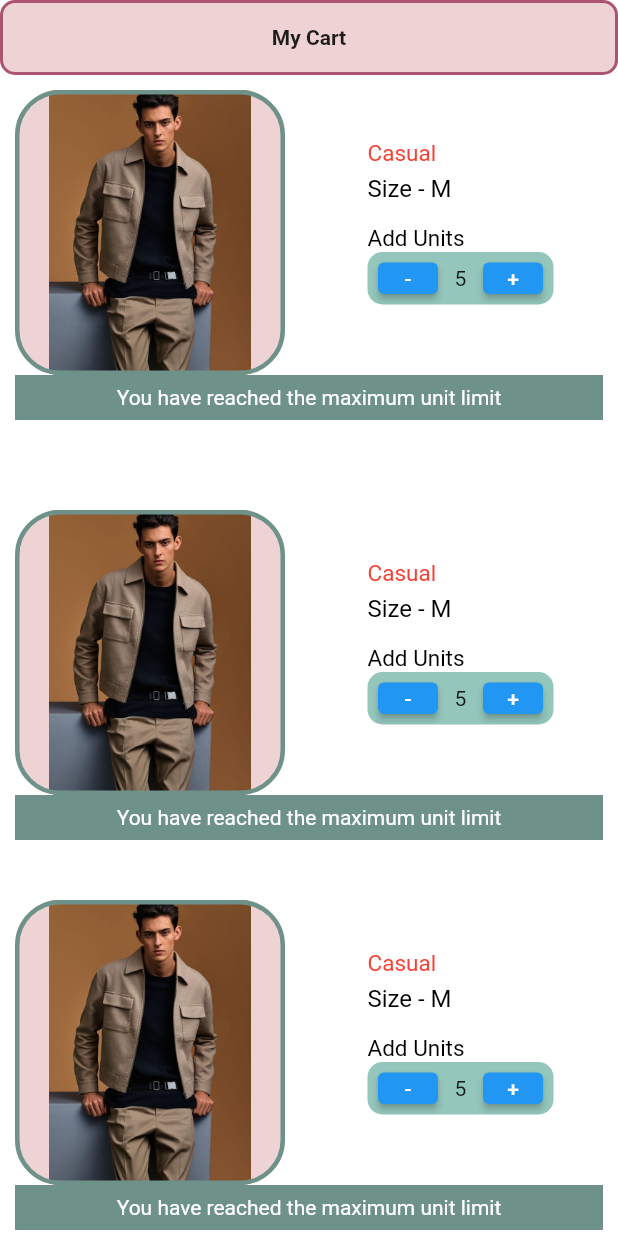
After one commit to PrathamChikara/Ecommerce_App, a Flutter app: the MyHome_Screen screen opened directly, in the side drawer, after a tap on "My Cart", on a phone screen of 412 x 824 dp. The commit adds this screen. Run offline on Flutter 3.47's test engine with Material 2 defaults, Android fonts, the phone set to English and light mode, and no system bars.

Commit message:
My cart feature

```diff
--- a/lib/Checkout_screen.dart
+++ b/lib/Checkout_screen.dart
@@ -11,7 +11,8 @@ class MyCounterStatefulWidget extends StatefulWidget {
 }
 
 class MyCounterWidgetState extends State<MyCounterStatefulWidget> {
-  int myNumber = 10;
+  int myNumber = 0;
+  String mysize = "M" ;
 
   @override
   void initState() {
@@ -27,7 +28,9 @@ class MyCounterWidgetState extends State<MyCounterStatefulWidget> {
 
   @override
   Widget build(BuildContext context) {
-    return Container(
+    return Scaffold(
+       body: Container(
+
         color: Colors.white,
         height: 250,
         width: double.infinity,
@@ -43,41 +46,18 @@ class MyCounterWidgetState extends State<MyCounterStatefulWidget> {
                     crossAxisAlignment: CrossAxisAlignment.start,
                     children: [
                       Container(
-                        width: 50,
-                        child: Text(
-                          "Sarita Blood Bank",
-                          style: TextStyle(fontSize: 15, color: Colors.white),
-                        )),
-                    Container(
-                      height: 32,
-                      width: 32,
-                      decoration: BoxDecoration(
-                          color: Color.fromARGB(237, 255, 255, 255),
-                          borderRadius: BorderRadius.circular(5)),
-                      child: Column(
-                        mainAxisAlignment: MainAxisAlignment.center,
-                        children: [
-                          Container(
-                            height: 15,
-                            width: 15,
-                            margin: EdgeInsets.all(5),
-                            decoration: BoxDecoration(
-                              //border: Border.all(color:Colors.green,width: 4),
-                              borderRadius: BorderRadius.circular(7.5),
-                              color: Colors.green,
+
                           ),
-                          ),
-                        ],
-                      ),
-                    )
+
                     ],
                   ),
                   height: 190,
                   width: 180,
                   padding: EdgeInsets.all(40),
                   decoration: BoxDecoration(
-                  color: Colors.grey,
-                  border: Border.all(color: Colors.grey, width: 3),
+                    color: Color(0xFFedd3d3),
+                     image: DecorationImage(image: AssetImage("Asset/jacket-1.jpg"),),
+                    border: Border.all(color: Color(0xFF6e918a), width: 3),
                     borderRadius: BorderRadius.circular(30),
                   ),
                 ),
@@ -96,15 +76,21 @@ class MyCounterWidgetState extends State<MyCounterStatefulWidget> {
                         Container(
                             width: 100,
                             child: Text(
-                            "Blood Group",
+                              "Casual",
                               style: TextStyle(fontSize: 15, color: Colors.red),
                             )),
+                        Row(
+                          children: [
                             Container(
                                 padding: EdgeInsets.only(top: 5),
                                 child: Text(
-                            "B +ve",
-                            style: TextStyle(fontSize: 18, color: Colors.black),
-                          )),
+                                  "Size - " + mysize,
+                                  style: TextStyle(fontSize: 16, color: Colors.black),
+                                )
+                                ),
+
+                          ],
+                        ),
                         SizedBox(
                           height: 15,
                         ),
@@ -117,8 +103,8 @@ class MyCounterWidgetState extends State<MyCounterStatefulWidget> {
                         Container(
                             height: 35,
                             decoration: BoxDecoration(
-                            color: Colors.grey,
-                            border: Border.all(color: Colors.grey, width: 7),
+                              color: Color.fromARGB(255, 148, 198, 188),
+                              border: Border.all(color: Color.fromARGB(255, 148, 198, 188), width: 7),
                               borderRadius: BorderRadius.circular(10),
                             ),
                             child: Row(
@@ -128,6 +114,7 @@ class MyCounterWidgetState extends State<MyCounterStatefulWidget> {
                                   Container(
                                     width: 40,
                                     child: ElevatedButton(
+
                                         onPressed: onPressedMinus,
                                         child: Text("-")),
                                   ),
@@ -148,11 +135,11 @@ class MyCounterWidgetState extends State<MyCounterStatefulWidget> {
                     )),
               ],
             ),
-          if (myNumber == 10)
+            if (myNumber == 5)
               Container(
                 alignment: Alignment.bottomRight,
                 height: 30,
-              color: Colors.red,
+                color: Color(0xFF6e918a),
                 child: Center(
                     child: Text(
                   "You have reached the maximum unit limit",
@@ -162,6 +149,7 @@ class MyCounterWidgetState extends State<MyCounterStatefulWidget> {
                 )),
               ),
           ],
+        ),
       ),
     );
   }
--- a/lib/Home_screen.dart
+++ b/lib/Home_screen.dart
@@ -1,4 +1,5 @@
 import 'package:ecommerce_app/Checkout_screen.dart';
+import 'package:ecommerce_app/order_window.dart';
 import 'package:flutter/material.dart';
 class MyHome_Screen extends StatelessWidget {
   const MyHome_Screen({super.key});
@@ -30,14 +31,14 @@ class MyHome_Screen extends StatelessWidget {
                     ),
                     child: Center(
                         child: Text(
-                      "Checkout",
+                      "My Cart",
                       style: TextStyle(fontSize: 20),
                     )),
                   ),
                   onTap: () {
                  Navigator.push(
                       context,
-                      MaterialPageRoute(builder: (context) => MyCounterStatefulWidget()),
+                      MaterialPageRoute(builder: (context) => order_window()),
                     );
                   }),
             ),
--- /dev/null
+++ b/lib/order_window.dart
@@ -0,0 +1,67 @@
+
+import 'package:ecommerce_app/Checkout_screen.dart';
+import 'package:ecommerce_app/Logo_screen.dart';
+import 'package:flutter/material.dart';
+
+
+class order_window extends StatelessWidget {
+  const order_window({super.key});
+
+  // This widget is the root of your application.
+  @override
+  Widget build(BuildContext context) {
+    return MaterialApp(
+      theme: ThemeData(
+         primaryColor: Color(0xFFac5371),
+        scaffoldBackgroundColor:Colors.white,
+        appBarTheme: AppBarTheme(color: Color(0xFFac5371), elevation: 0),
+      ),
+      home: Scaffold(
+
+        body: SafeArea(
+          child: SingleChildScrollView(
+            physics: BouncingScrollPhysics(),
+            child: Column(children: [
+              Container(
+                height:50,
+
+                width: MediaQuery.of(context).size.width,
+                child:Center(child: Text("My Cart",style:TextStyle(fontWeight: FontWeight.bold),)) ,
+               decoration: BoxDecoration(
+                       color:Color(0xFFedd3d3),
+                       border: Border.all(color:Color(0xFFac5371),width:2),
+                       borderRadius: BorderRadius.circular(10),
+
+                  ),
+
+
+
+
+              ),
+              Container(
+                height: 260,
+                child: MyCounterStatefulWidget(),
+              ),
+              SizedBox(
+                height: 20,
+              ),
+             Container(
+                height: 260,
+                child: MyCounterStatefulWidget(),
+              ),
+
+              Container(
+                height: 260,
+                child: MyCounterStatefulWidget(),
+              ),
+
+
+
+
+            ],),
+          ),
+        )
+      )
+    );
+  }
+}
```
Lines whose indentation alone changed are shown as unchanged.
